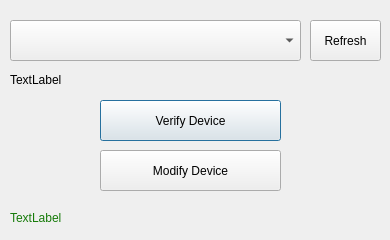
Above: auto_wifi_manager.ui from arghyabi/auto_wifi_manager_for_Rpi before the change. Below: the same form after it.
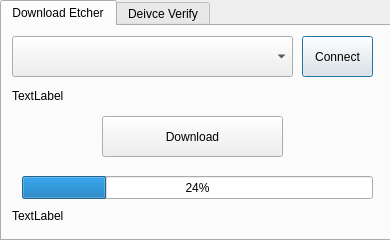
That is the form after the change. Icons and pictures are not drawn.

Commit message: core: added the etcher download tab in GUI downlaod image selection is working fine

What changed in the file:
```diff
--- a/auto_wifi_manager.ui
+++ b/auto_wifi_manager.ui
@@ -17,21 +17,155 @@
    <iconset>
     <normaloff>Wifi-Logo.png</normaloff>Wifi-Logo.png</iconset>
   </property>
+  <widget class="QTabWidget" name="tabWidget">
+   <property name="geometry">
+    <rect>
+     <x>0</x>
+     <y>0</y>
+     <width>391</width>
+     <height>241</height>
+    </rect>
+   </property>
+   <property name="currentIndex">
+    <number>0</number>
+   </property>
+   <widget class="QWidget" name="etcher_downloa_tab">
+    <attribute name="title">
+     <string>Download Etcher</string>
+    </attribute>
+    <widget class="QLabel" name="download_image_select">
+     <property name="geometry">
+      <rect>
+       <x>10</x>
+       <y>60</y>
+       <width>371</width>
+       <height>20</height>
+      </rect>
+     </property>
+     <property name="text">
+      <string>TextLabel</string>
+     </property>
+    </widget>
+    <widget class="QPushButton" name="download_connect">
+     <property name="geometry">
+      <rect>
+       <x>300</x>
+       <y>10</y>
+       <width>71</width>
+       <height>41</height>
+      </rect>
+     </property>
+     <property name="text">
+      <string>Connect</string>
+     </property>
+     <property name="default">
+      <bool>false</bool>
+     </property>
+     <property name="flat">
+      <bool>false</bool>
+     </property>
+    </widget>
+    <widget class="QPushButton" name="etcher_download_btn">
+     <property name="geometry">
+      <rect>
+       <x>100</x>
+       <y>90</y>
+       <width>181</width>
+       <height>41</height>
+      </rect>
+     </property>
+     <property name="text">
+      <string>Download</string>
+     </property>
+    </widget>
+    <widget class="QComboBox" name="etcher_download_combobox">
+     <property name="geometry">
+      <rect>
+       <x>10</x>
+       <y>10</y>
+       <width>281</width>
+       <height>41</height>
+      </rect>
+     </property>
+    </widget>
+    <widget class="QProgressBar" name="download_progress_bar">
+     <property name="geometry">
+      <rect>
+       <x>20</x>
+       <y>150</y>
+       <width>351</width>
+       <height>23</height>
+      </rect>
+     </property>
+     <property name="value">
+      <number>24</number>
+     </property>
+    </widget>
+    <widget class="QLabel" name="download_status">
+     <property name="geometry">
+      <rect>
+       <x>10</x>
+       <y>180</y>
+       <width>371</width>
+       <height>20</height>
+      </rect>
+     </property>
+     <property name="text">
+      <string>TextLabel</string>
+     </property>
+    </widget>
+   </widget>
+   <widget class="QWidget" name="device_verify_tab">
+    <attribute name="title">
+     <string>Deivce Verify</string>
+    </attribute>
   <widget class="QComboBox" name="device_select">
    <property name="geometry">
     <rect>
      <x>10</x>
-     <y>20</y>
-     <width>291</width>
+       <y>10</y>
+       <width>281</width>
      <height>41</height>
     </rect>
    </property>
   </widget>
+    <widget class="QPushButton" name="device_modify_btn">
+     <property name="geometry">
+      <rect>
+       <x>90</x>
+       <y>140</y>
+       <width>181</width>
+       <height>41</height>
+      </rect>
+     </property>
+     <property name="text">
+      <string>Modify Device</string>
+     </property>
+    </widget>
+    <widget class="QPushButton" name="refresh_btn">
+     <property name="geometry">
+      <rect>
+       <x>300</x>
+       <y>10</y>
+       <width>71</width>
+       <height>41</height>
+      </rect>
+     </property>
+     <property name="text">
+      <string>Refresh</string>
+     </property>
+     <property name="default">
+      <bool>false</bool>
+     </property>
+     <property name="flat">
+      <bool>false</bool>
+     </property>
+    </widget>
   <widget class="QLabel" name="selected_device">
    <property name="geometry">
     <rect>
-     <x>10</x>
-     <y>70</y>
+       <x>0</x>
+       <y>60</y>
      <width>371</width>
      <height>20</height>
     </rect>
@@ -43,8 +177,8 @@
   <widget class="QPushButton" name="device_verification_btn">
    <property name="geometry">
     <rect>
-     <x>100</x>
-     <y>100</y>
+       <x>90</x>
+       <y>90</y>
      <width>181</width>
      <height>41</height>
     </rect>
@@ -53,30 +187,11 @@
     <string>Verify Device</string>
    </property>
   </widget>
-  <widget class="QPushButton" name="refresh_btn">
-   <property name="geometry">
-    <rect>
-     <x>310</x>
-     <y>20</y>
-     <width>71</width>
-     <height>41</height>
-    </rect>
-   </property>
-   <property name="text">
-    <string>Refresh</string>
-   </property>
-   <property name="default">
-    <bool>false</bool>
-   </property>
-   <property name="flat">
-    <bool>false</bool>
-   </property>
-  </widget>
   <widget class="QLabel" name="verification_status">
    <property name="geometry">
     <rect>
-     <x>10</x>
-     <y>210</y>
+       <x>0</x>
+       <y>190</y>
      <width>371</width>
      <height>17</height>
     </rect>
@@ -85,18 +200,7 @@
     <string>&lt;html&gt;&lt;head/&gt;&lt;body&gt;&lt;p&gt;&lt;span style=&quot; color:#167b09;&quot;&gt;TextLabel&lt;/span&gt;&lt;/p&gt;&lt;/body&gt;&lt;/html&gt;</string>
    </property>
   </widget>
-  <widget class="QPushButton" name="device_modify_btn">
-   <property name="geometry">
-    <rect>
-     <x>100</x>
-     <y>150</y>
-     <width>181</width>
-     <height>41</height>
-    </rect>
-   </property>
-   <property name="text">
-    <string>Modify Device</string>
-   </property>
+   </widget>
   </widget>
  </widget>
  <resources/>
```
Lines whose indentation alone changed are shown as unchanged. The commit also changes 4 other files.
